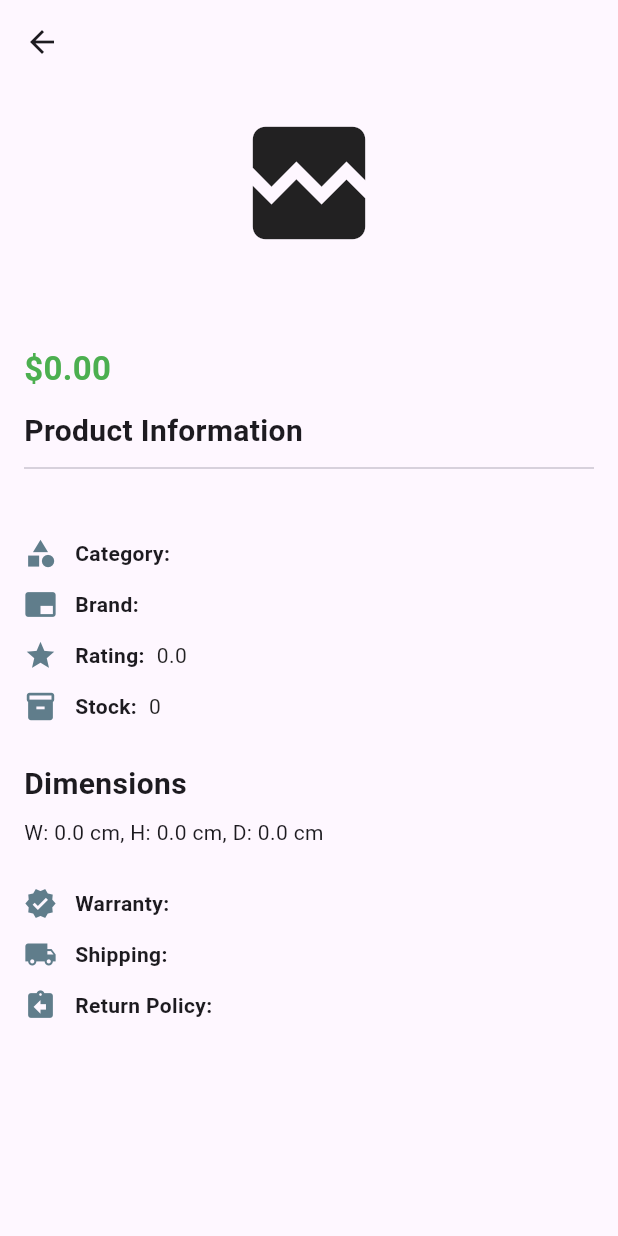
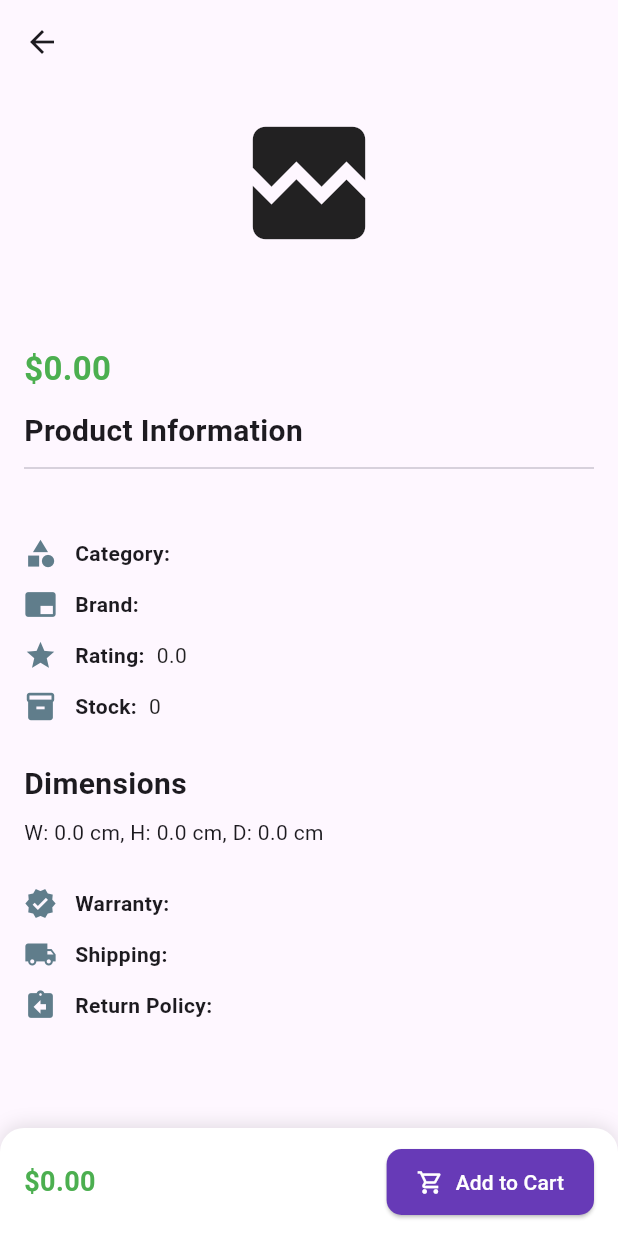
Before and after one commit to santhanaraja33/FlutterProviderAPICall, a Flutter app: the ProductDetailsScreen screen opened directly with empty values, on a phone screen of 412 x 824 dp. Run offline on Flutter 3.47's test engine with Material 3 defaults, Android fonts, the phone set to English and light mode, and no system bars; network calls fail.

Commit message:
cart_button added

```diff
--- a/lib/screens/product_detail_page.dart
+++ b/lib/screens/product_detail_page.dart
@@ -239,6 +239,73 @@ class ProductDetailsScreen extends StatelessWidget {
           ],
         ),
       ),
+      bottomNavigationBar: Container(
+        padding: const EdgeInsets.symmetric(horizontal: 16, vertical: 12),
+        decoration: const BoxDecoration(
+          color: Colors.white,
+          boxShadow: [
+            BoxShadow(
+              color: Colors.black12,
+              blurRadius: 10,
+              offset: Offset(0, -1),
+            ),
+          ],
+          borderRadius: BorderRadius.only(
+            topLeft: Radius.circular(16),
+            topRight: Radius.circular(16),
+          ),
+        ),
+        child: Row(
+          mainAxisAlignment: MainAxisAlignment.spaceBetween,
+          children: [
+            Column(
+              crossAxisAlignment: CrossAxisAlignment.start,
+              mainAxisSize: MainAxisSize.min,
+              children: [
+                Text(
+                  '\$${(product.price! * (1 - (product.discountPercentage ?? 0) / 100)).toStringAsFixed(2)}',
+                  style: const TextStyle(
+                    fontSize: 18,
+                    fontWeight: FontWeight.bold,
+                    color: Colors.green,
+                  ),
+                ),
+                if (product.discountPercentage != null &&
+                    product.discountPercentage! > 0)
+                  Text(
+                    '\$${product.price!.toStringAsFixed(2)}',
+                    style: const TextStyle(
+                      fontSize: 14,
+                      color: Colors.grey,
+                      decoration: TextDecoration.lineThrough,
+                    ),
+                  ),
+              ],
+            ),
+            ElevatedButton.icon(
+              onPressed: () {
+                // Handle add to cart
+              },
+              icon: const Icon(
+                Icons.shopping_cart_outlined,
+                color: Colors.white,
+              ),
+              label: const Text(
+                'Add to Cart',
+                style: TextStyle(color: Colors.white),
+              ),
+              style: ElevatedButton.styleFrom(
+                padding:
+                    const EdgeInsets.symmetric(horizontal: 20, vertical: 12),
+                backgroundColor: Colors.deepPurple,
+                shape: RoundedRectangleBorder(
+                  borderRadius: BorderRadius.circular(10),
+                ),
+              ),
+            ),
+          ],
+        ),
+      ),
     );
   }
 }
--- a/lib/state.dart
+++ /dev/null
@@ -1,20 +0,0 @@
-import 'package:flutter/material.dart';
-
-class CounterState extends ChangeNotifier {
-  int counter = 0;
-
-  void incrementCounter() {
-    counter++;
-    notifyListeners();
-  }
-
-  void decrementCounter() {
-    if (counter != 0) {
-      counter--;
-    } else {
-      counter = 0;
-    }
-
-    notifyListeners();
-  }
-}
```
